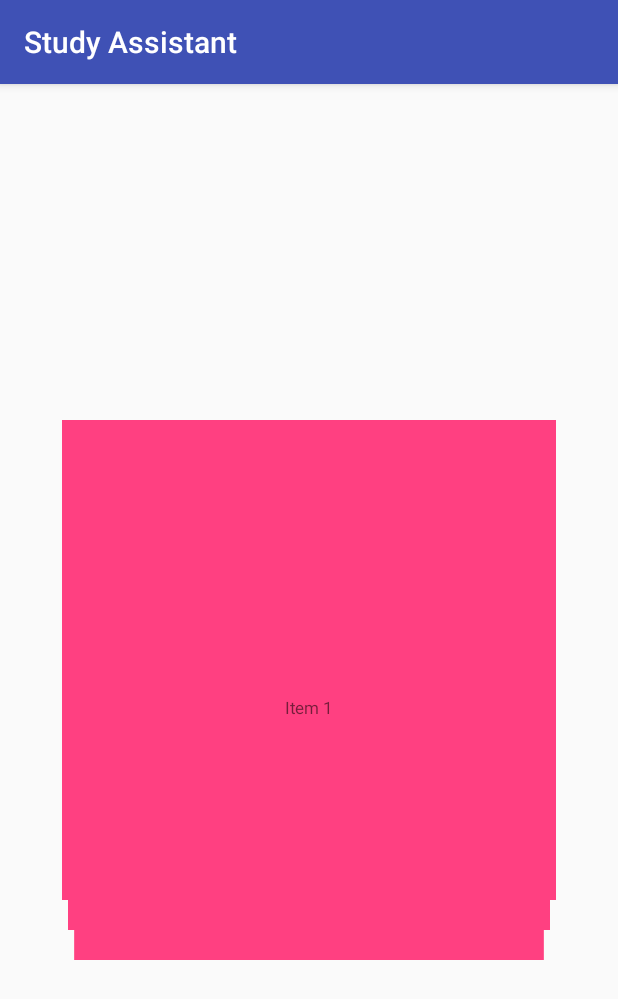
After one commit to RafhaanShah/Study-Assistant, an Android app: the FlashCardActivity screen opened directly, with no data from a screen before it, on a phone screen of 412 x 824 dp. The commit adds this screen. Shown: the top 999 px of the screen. Run offline under Robolectric (Android 15) with nearby library versions, the phone set to English and light mode, and no system bars.

Commit message:
Add basic flash card swiping activity

```diff
--- a/app/src/main/AndroidManifest.xml
+++ b/app/src/main/AndroidManifest.xml
@@ -16,13 +16,14 @@
             android:windowSoftInputMode="stateAlwaysHidden">
             <intent-filter>
                 <action android:name="android.intent.action.MAIN" />
+
                 <category android:name="android.intent.category.LAUNCHER" />
             </intent-filter>
         </activity>
         <activity
             android:name=".schedule.ScheduleItemActivity"
             android:label="New Item"
-            android:parentActivityName="com.rafhaanshah.studyassistant.MainActivity" />
+            android:parentActivityName=".MainActivity" />
 
         <provider
             android:name=".GenericFileProvider"
@@ -33,6 +34,8 @@
                 android:name="android.support.FILE_PROVIDER_PATHS"
                 android:resource="@xml/provider_paths" />
         </provider>
+
+        <activity android:name=".flashcards.FlashCardActivity"></activity>
     </application>
 
 </manifest>
--- a/app/src/main/java/com/rafhaanshah/studyassistant/MainActivity.java
+++ b/app/src/main/java/com/rafhaanshah/studyassistant/MainActivity.java
@@ -19,6 +19,7 @@ import android.view.MenuItem;
 import android.view.View;
 import android.widget.Toast;
 
+import com.rafhaanshah.studyassistant.flashcards.FlashCardActivity;
 import com.rafhaanshah.studyassistant.flashcards.FlashCardFragment;
 import com.rafhaanshah.studyassistant.lecture.LectureFragment;
 import com.rafhaanshah.studyassistant.schedule.ScheduleFragment;
@@ -184,7 +185,8 @@ public class MainActivity extends AppCompatActivity {
     }
 
     public void newFlashCardItem(View v) {
-
+        Intent nextScreen = new Intent(getApplicationContext(), FlashCardActivity.class);
+        startActivity(nextScreen);
     }
 
     @Override
--- /dev/null
+++ b/app/src/main/java/com/rafhaanshah/studyassistant/flashcards/FlashCardActivity.java
@@ -0,0 +1,43 @@
+package com.rafhaanshah.studyassistant.flashcards;
+
+import android.os.Bundle;
+import android.support.v4.view.ViewPager;
+import android.support.v7.app.AppCompatActivity;
+import android.view.View;
+
+import com.rafhaanshah.studyassistant.R;
+
+public class FlashCardActivity extends AppCompatActivity {
+
+    @Override
+    protected void onCreate(Bundle savedInstanceState) {
+        super.onCreate(savedInstanceState);
+        setContentView(R.layout.activity_flash_card);
+
+        ViewPager mPager = findViewById(R.id.viewPager);
+
+        FlashCardStackAdapter mAdapter = new FlashCardStackAdapter(getSupportFragmentManager());
+
+        mPager.setPageTransformer(true, new FlashCardStackTransformer());
+
+        mPager.setOffscreenPageLimit(10);
+
+        mPager.setAdapter(mAdapter);
+    }
+
+    private class FlashCardStackTransformer implements ViewPager.PageTransformer {
+        @Override
+        public void transformPage(View page, float position) {
+            if (position >= 0) {
+                page.setScaleX(0.8f - 0.02f * position);
+
+                page.setScaleY(0.8f);
+
+                page.setTranslationX(-page.getWidth() * position);
+
+                page.setTranslationY(30 * position);
+            }
+
+        }
+    }
+}
--- /dev/null
+++ b/app/src/main/java/com/rafhaanshah/studyassistant/flashcards/FlashCardStackAdapter.java
@@ -0,0 +1,41 @@
+package com.rafhaanshah.studyassistant.flashcards;
+
+import android.support.v4.app.Fragment;
+import android.support.v4.app.FragmentManager;
+import android.support.v4.app.FragmentStatePagerAdapter;
+
+import java.util.ArrayList;
+
+public class FlashCardStackAdapter extends FragmentStatePagerAdapter {
+
+    private ArrayList<String> items;
+
+    public FlashCardStackAdapter(FragmentManager fm) {
+        super(fm);
+
+        items = new ArrayList<>();
+        items.add("Item 1");
+        items.add("Item 2");
+        items.add("Item 3");
+        items.add("Item 4");
+        items.add("Item 5");
+        items.add("Item 6");
+        items.add("Item 7");
+        items.add("Item 8");
+        items.add("Item 9");
+        items.add("Item 10");
+        items.add("Item 11");
+
+    }
+
+    @Override
+    public Fragment getItem(int position) {
+        return FlashCardStackFragment.newInstance(items.get(position));
+    }
+
+    @Override
+    public int getCount() {
+        // Total number of cards
+        return 10;
+    }
+}
--- /dev/null
+++ b/app/src/main/java/com/rafhaanshah/studyassistant/flashcards/FlashCardStackFragment.java
@@ -0,0 +1,42 @@
+package com.rafhaanshah.studyassistant.flashcards;
+
+import android.os.Bundle;
+import android.support.annotation.Nullable;
+import android.support.v4.app.Fragment;
+import android.view.LayoutInflater;
+import android.view.View;
+import android.view.ViewGroup;
+import android.widget.TextView;
+
+import com.rafhaanshah.studyassistant.R;
+
+
+public class FlashCardStackFragment extends Fragment {
+
+
+    private String title;
+
+    public static FlashCardStackFragment newInstance(String title) {
+        FlashCardStackFragment fcs = new FlashCardStackFragment();
+        Bundle bndl = new Bundle(1);
+        bndl.putString("title", title);
+        fcs.setArguments(bndl);
+        return fcs;
+    }
+
+    @Override
+    public void onCreate(Bundle savedInstanceState) {
+        super.onCreate(savedInstanceState);
+        title = getArguments().getString("title");
+    }
+
+    @Nullable
+    @Override
+    public View onCreateView(LayoutInflater inflater, @Nullable ViewGroup container, @Nullable Bundle savedInstanceState) {
+        View inflatedView = inflater.inflate(R.layout.fragment_flash_card_stack, container, false);
+        TextView tv = inflatedView.findViewById(R.id.textView);
+        tv.setText(title);
+
+        return inflatedView;
+    }
+}
--- a/app/src/main/java/com/rafhaanshah/studyassistant/lecture/LectureFragment.java
+++ b/app/src/main/java/com/rafhaanshah/studyassistant/lecture/LectureFragment.java
@@ -36,13 +36,17 @@ public class LectureFragment extends Fragment {
     private File directory;
 
     public static LectureFragment newInstance(int i) {
-        sorting = i;
-        return new LectureFragment();
+        LectureFragment lcf = new LectureFragment();
+        Bundle bndl = new Bundle(1);
+        bndl.putInt("sorting", i);
+        lcf.setArguments(bndl);
+        return lcf;
     }
 
     @Override
     public void onCreate(Bundle savedInstanceState) {
         super.onCreate(savedInstanceState);
+        sorting = getArguments().getInt("sorting");
     }
 
     @Override
@@ -168,7 +172,7 @@ public class LectureFragment extends Fragment {
                 Collections.sort(items, new Comparator<File>() {
                     @Override
                     public int compare(File a, File b) {
-                        return a.getName().compareTo(b.getName());
+                        return a.getName().toLowerCase().compareTo(b.getName().toLowerCase());
                     }
                 });
                 break;
--- /dev/null
+++ b/app/src/main/res/layout/activity_flash_card.xml
@@ -0,0 +1,14 @@
+<?xml version="1.0" encoding="utf-8"?>
+<RelativeLayout xmlns:android="http://schemas.android.com/apk/res/android"
+    xmlns:tools="http://schemas.android.com/tools"
+    android:layout_width="match_parent"
+    android:layout_height="match_parent"
+    tools:context="com.rafhaanshah.studyassistant.flashcards.FlashCardActivity">
+
+    <android.support.v4.view.ViewPager
+        android:id="@+id/viewPager"
+        android:layout_width="match_parent"
+        android:layout_height="400dp"
+        android:layout_centerInParent="true" />
+
+</RelativeLayout>
--- /dev/null
+++ b/app/src/main/res/layout/fragment_flash_card_stack.xml
@@ -0,0 +1,17 @@
+<?xml version="1.0" encoding="utf-8"?>
+<RelativeLayout xmlns:android="http://schemas.android.com/apk/res/android"
+    android:layout_width="match_parent"
+    android:layout_height="match_parent"
+    android:background="@color/colorAccent">
+
+    <TextView
+        android:id="@+id/textView"
+        android:layout_width="wrap_content"
+        android:layout_height="wrap_content"
+        android:layout_alignParentTop="true"
+        android:layout_centerHorizontal="true"
+        android:layout_centerInParent="true"
+        android:layout_marginTop="229dp"
+        android:text="TextView" />
+
+</RelativeLayout>
--- a/app/src/main/res/values/strings.xml
+++ b/app/src/main/res/values/strings.xml
@@ -14,7 +14,7 @@
     <string name="additional_notes">Additional Notes</string>
     <string name="save">Save</string>
     <string name="mark_completed">Mark Completed</string>
-    <string name="mark_incompleted">Mark Incompleted</string>
+    <string name="mark_incompleted">Mark Incomplete</string>
     <string name="confirm_delete">Confirm Delete</string>
     <string name="delete_lecture">Are you sure you want to delete this lecture file?</string>
     <string name="delete_event">Are you sure you want to delete this event?</string>
@@ -27,19 +27,17 @@
     <string name="error_file_added">Error: File already added</string>
     <string name="rename_file">Rename File</string>
     <string name="confirm">Confirm</string>
-    <string name="cancel">No</string>
+    <string name="cancel">Cancel</string>
     <string name="error_rename">File with that name already exists</string>
     <string name="error_characters">Invalid characters entered</string>
     <string name="sort_date">Sorting by added date</string>
     <string name="sort_size">Sorting by file size</string>
     <string name="sort_title">Sorting by title</string>
-    <string name="pdf_select">Sorting by title</string>
+    <string name="pdf_select">Select a PDF file</string>
     <string name="fill_event">Please fill in the title and select a date</string>
     <string name="homework">Homework</string>
     <string name="coursework">Coursework Assignment</string>
     <string name="class_test">Class Test</string>
     <string name="exam">Exam</string>
     <string name="event">Event</string>
-
-
 </resources>
```
